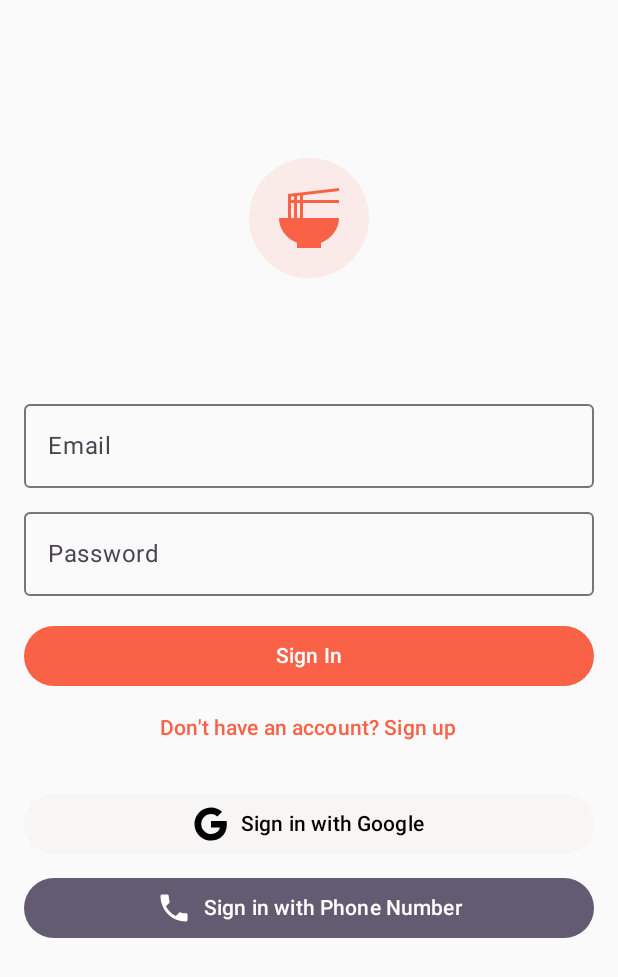
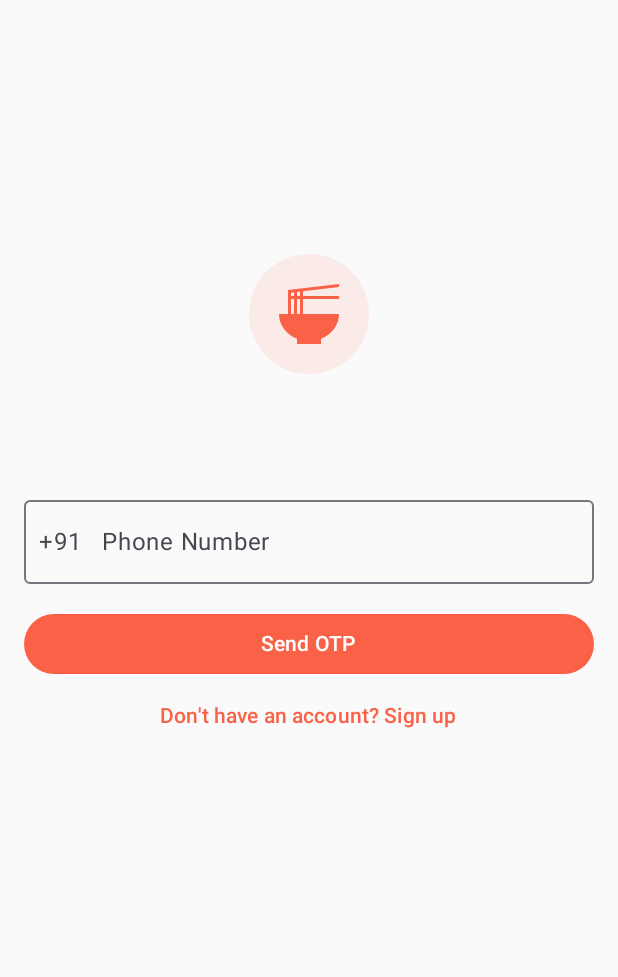
Before and after one commit to ramtechno90/Menu-app-UI, an Android app built with Jetpack Compose: the screen it shows after launch (MainActivity), after a tap on "Sign In", on a phone screen of 412 x 824 dp. Shown: the top 977 px of the screen. Run offline under Robolectric (Android 15) with nearby library versions, the phone set to English and light mode, and no system bars; our stand-ins replace Dagger/Hilt's generated code, Firebase (no records; nobody signed in at launch, a user with empty details on screens opened directly).

Commit message:
feat: Refactor to a phone-only authentication flow
This commit streamlines the authentication process by making phone/OTP the sole method for signing in and signing up.

Key changes:
- The `SignInScreen` has been refactored to only include a phone number input and a "Send OTP" button, removing all email/password and Google Sign-In UI and logic.
- The `AuthRepository` and `AuthViewModel` have been cleaned up to remove the now-unused `signIn` and `signInWithGoogle` functions.
- The separate `PhoneSignInScreen` has been deleted, and its functionality is now merged into the main `SignInScreen`.
- Navigation has been updated to remove the obsolete `PhoneSignIn` route and Google Sign-In callbacks.
- `MainActivity` has been cleaned up by removing the Google Sign-In client and related launcher code.

This simplifies the user experience and the codebase, focusing on a single, clear authentication path.

```diff
--- a/app/src/main/java/com/example/menuapp/MainActivity.kt
+++ b/app/src/main/java/com/example/menuapp/MainActivity.kt
@@ -6,8 +6,6 @@ import androidx.activity.compose.setContent
 import androidx.compose.runtime.getValue
 import androidx.compose.runtime.mutableStateOf
 import androidx.compose.runtime.collectAsState
-import androidx.activity.compose.rememberLauncherForActivityResult
-import androidx.activity.result.contract.ActivityResultContracts
 import androidx.compose.runtime.LaunchedEffect
 import androidx.compose.runtime.remember
 import androidx.compose.runtime.setValue
@@ -19,10 +17,6 @@ import com.example.menuapp.features.auth.AuthViewModel
 import com.example.menuapp.navigation.AppNavigation
 import com.example.menuapp.navigation.Screen
 import com.example.menuapp.ui.theme.MenuAppTheme
-import com.google.android.gms.auth.api.signin.GoogleSignIn
-import com.google.android.gms.auth.api.signin.GoogleSignInClient
-import com.google.android.gms.auth.api.signin.GoogleSignInOptions
-import com.google.android.gms.common.api.ApiException
 import dagger.hilt.android.AndroidEntryPoint
 import javax.inject.Inject
 
@@ -32,14 +26,6 @@ class MainActivity : ComponentActivity() {
     @Inject
     lateinit var authRepository: AuthRepository
 
-    private val googleSignInClient: GoogleSignInClient by lazy {
-        val gso = GoogleSignInOptions.Builder(GoogleSignInOptions.DEFAULT_SIGN_IN)
-            .requestIdToken(getString(R.string.default_web_client_id))
-            .requestEmail()
-            .build()
-        GoogleSignIn.getClient(this, gso)
-    }
-
     override fun onCreate(savedInstanceState: Bundle?) {
         super.onCreate(savedInstanceState)
         setContent {
@@ -47,20 +33,6 @@ class MainActivity : ComponentActivity() {
             val isAuthenticated by authRepository.isAuthenticated.collectAsState(initial = false)
             val viewModel: AuthViewModel = hiltViewModel()
             val navController = rememberNavController()
-
-            val googleSignInLauncher = rememberLauncherForActivityResult(
-                contract = ActivityResultContracts.StartActivityForResult()
-            ) { result ->
-                val task = GoogleSignIn.getSignedInAccountFromIntent(result.data)
-                try {
-                    val account = task.getResult(ApiException::class.java)
-                    if (account != null) {
-                        viewModel.signInWithGoogle(account)
-                    }
-                } catch (e: ApiException) {
-                    // Handle error
-                }
-            }
 
             LaunchedEffect(viewModel.authState) {
                 viewModel.authState.collect { state ->
@@ -75,7 +47,6 @@ class MainActivity : ComponentActivity() {
                     isDarkTheme = isDarkTheme,
                     onThemeToggle = { isDarkTheme = !isDarkTheme },
                     startDestination = if (isAuthenticated) Screen.Main.route else Screen.Welcome.route,
-                    onGoogleSignInClicked = { googleSignInLauncher.launch(googleSignInClient.signInIntent) },
                     onSendOtpClicked = { phoneNumber -> viewModel.sendOtp(phoneNumber, this) },
                     onVerifyOtpClicked = { verificationId, otp -> viewModel.verifyOtp(verificationId, otp) },
                     navController = navController
--- a/app/src/main/java/com/example/menuapp/data/auth/AuthRepository.kt
+++ b/app/src/main/java/com/example/menuapp/data/auth/AuthRepository.kt
@@ -6,8 +6,6 @@ import kotlinx.coroutines.flow.Flow
 
 interface AuthRepository {
     val isAuthenticated: Flow<Boolean>
-    suspend fun signIn(email: String, password: String): Result<Unit>
-    suspend fun signInWithGoogle(account: GoogleSignInAccount): Result<Unit>
     suspend fun sendOtp(phoneNumber: String, activity: Activity): Flow<Result<String>>
     suspend fun verifyOtp(verificationId: String, otp: String): Result<Unit>
     suspend fun createUserProfile(username: String): Result<Unit>
--- a/app/src/main/java/com/example/menuapp/features/auth/SignInScreen.kt
+++ b/app/src/main/java/com/example/menuapp/features/auth/SignInScreen.kt
@@ -1,37 +1,35 @@
 package com.example.menuapp.features.auth
 
+import android.app.Activity
 import androidx.compose.foundation.background
 import androidx.compose.foundation.layout.*
 import androidx.compose.foundation.shape.CircleShape
 import androidx.compose.material.icons.Icons
-import androidx.compose.material.icons.filled.Phone
 import androidx.compose.material.icons.filled.RamenDining
 import androidx.compose.material3.*
 import androidx.compose.runtime.*
 import androidx.compose.ui.Alignment
 import androidx.compose.ui.Modifier
 import androidx.compose.ui.draw.clip
-import androidx.compose.ui.res.painterResource
+import androidx.compose.ui.platform.LocalContext
 import androidx.compose.ui.text.style.TextAlign
 import androidx.compose.ui.unit.dp
 import androidx.compose.ui.unit.sp
 import androidx.hilt.navigation.compose.hiltViewModel
-import com.example.menuapp.R
 import com.example.menuapp.features.welcome.WelcomeViewModel
 
 @Composable
 fun SignInScreen(
     onSignInSuccess: () -> Unit,
     onNavigateToSignUp: () -> Unit,
-    onGoogleSignInClicked: () -> Unit,
-    onNavigateToPhoneSignIn: () -> Unit,
+    onSendOtpClicked: (String) -> Unit,
     authViewModel: AuthViewModel = hiltViewModel(),
     welcomeViewModel: WelcomeViewModel = hiltViewModel()
 ) {
-    var email by remember { mutableStateOf("") }
-    var password by remember { mutableStateOf("") }
+    var phoneNumber by remember { mutableStateOf("") }
     val authState by authViewModel.authState.collectAsState()
     val restaurantName by welcomeViewModel.restaurantName.collectAsState()
+    val context = LocalContext.current
 
     LaunchedEffect(authState) {
         if (authState is AuthState.Success) {
@@ -76,33 +74,27 @@ fun SignInScreen(
         Spacer(modifier = Modifier.height(32.dp))
 
         OutlinedTextField(
-            value = email,
-            onValueChange = { email = it },
-            label = { Text("Email") },
-            modifier = Modifier.fillMaxWidth()
-        )
-        Spacer(modifier = Modifier.height(8.dp))
-        OutlinedTextField(
-            value = password,
-            onValueChange = { password = it },
-            label = { Text("Password") },
-            modifier = Modifier.fillMaxWidth()
+            value = phoneNumber,
+            onValueChange = { phoneNumber = it },
+            label = { Text("Phone Number") },
+            modifier = Modifier.fillMaxWidth(),
+            leadingIcon = { Text("+91") }
         )
         Spacer(modifier = Modifier.height(16.dp))
         Button(
-            onClick = { authViewModel.signIn(email, password) },
+            onClick = {
+                if (context is Activity) {
+                    onSendOtpClicked("+91$phoneNumber")
+                }
+            },
             modifier = Modifier.fillMaxWidth(),
             enabled = authState !is AuthState.Loading
         ) {
-            Text("Sign In")
+            Text("Send OTP")
         }
         TextButton(onClick = onNavigateToSignUp) {
             Text("Don't have an account? Sign up")
         }
-        Spacer(modifier = Modifier.height(16.dp))
-        GoogleSignInButton(onClick = onGoogleSignInClicked)
-        Spacer(modifier = Modifier.height(8.dp))
-        PhoneNumberSignInButton(onClick = onNavigateToPhoneSignIn)
 
         when (val state = authState) {
             is AuthState.Loading -> CircularProgressIndicator()
@@ -115,43 +107,3 @@ fun SignInScreen(
         Spacer(modifier = Modifier.weight(1f))
     }
 }
-
-@Composable
-fun GoogleSignInButton(onClick: () -> Unit) {
-    Button(
-        onClick = onClick,
-        modifier = Modifier.fillMaxWidth(),
-        colors = ButtonDefaults.buttonColors(
-            containerColor = MaterialTheme.colorScheme.surface,
-            contentColor = MaterialTheme.colorScheme.onSurface
-        )
-    ) {
-        Icon(
-            painter = painterResource(id = R.drawable.ic_google),
-            contentDescription = "Google sign-in",
-            modifier = Modifier.size(24.dp)
-        )
-        Spacer(modifier = Modifier.width(8.dp))
-        Text("Sign in with Google")
-    }
-}
-
-@Composable
-fun PhoneNumberSignInButton(onClick: () -> Unit) {
-    Button(
-        onClick = onClick,
-        modifier = Modifier.fillMaxWidth(),
-        colors = ButtonDefaults.buttonColors(
-            containerColor = MaterialTheme.colorScheme.secondary,
-            contentColor = MaterialTheme.colorScheme.onSecondary
-        )
-    ) {
-        Icon(
-            imageVector = Icons.Default.Phone,
-            contentDescription = "Phone sign-in",
-            modifier = Modifier.size(24.dp)
-        )
-        Spacer(modifier = Modifier.width(8.dp))
-        Text("Sign in with Phone Number")
-    }
-}
--- a/app/src/main/java/com/example/menuapp/navigation/AppNavigation.kt
+++ b/app/src/main/java/com/example/menuapp/navigation/AppNavigation.kt
@@ -13,7 +13,6 @@ import com.example.menuapp.features.ordertracking.OrderTrackingScreen
 import java.net.URLDecoder
 import androidx.navigation.NavHostController
 import com.example.menuapp.features.auth.OtpVerificationScreen
-import com.example.menuapp.features.auth.PhoneSignInScreen
 import com.example.menuapp.features.auth.SignInScreen
 import com.example.menuapp.features.auth.SignUpScreen
 import com.example.menuapp.features.map.MapScreen
@@ -24,7 +23,6 @@ fun AppNavigation(
     isDarkTheme: Boolean,
     onThemeToggle: () -> Unit,
     startDestination: String,
-    onGoogleSignInClicked: () -> Unit,
     onSendOtpClicked: (String) -> Unit,
     onVerifyOtpClicked: (String, String) -> Unit,
     navController: NavHostController
@@ -38,8 +36,7 @@ fun AppNavigation(
                     }
                 },
                 onNavigateToSignUp = { navController.navigate(Screen.SignUp.route) },
-                onGoogleSignInClicked = onGoogleSignInClicked,
-                onNavigateToPhoneSignIn = { navController.navigate(Screen.PhoneSignIn.route) }
+                onSendOtpClicked = onSendOtpClicked
             )
         }
         composable(Screen.SignUp.route) {
@@ -51,9 +48,6 @@ fun AppNavigation(
                 },
                 onNavigateToSignIn = { navController.popBackStack() }
             )
-        }
-        composable(Screen.PhoneSignIn.route) {
-            PhoneSignInScreen(onSendOtpClicked = onSendOtpClicked)
         }
         composable(Screen.OtpVerification.route) { backStackEntry ->
             val verificationId = backStackEntry.arguments?.getString("verificationId")
--- a/app/src/main/java/com/example/menuapp/navigation/Screen.kt
+++ b/app/src/main/java/com/example/menuapp/navigation/Screen.kt
@@ -4,7 +4,6 @@ sealed class Screen(val route: String) {
     object Welcome : Screen("welcome")
     object SignIn : Screen("sign_in")
     object SignUp : Screen("sign_up")
-    object PhoneSignIn : Screen("phone_sign_in")
     object OtpVerification : Screen("otp_verification/{verificationId}") {
         fun createRoute(verificationId: String) = "otp_verification/$verificationId"
     }
```
Also changed, not shown: app/src/main/java/com/example/menuapp/data/auth/AuthRepositoryImpl.kt (+0 -28 lines), app/src/main/java/com/example/menuapp/features/auth/AuthViewModel.kt (+0 -22 lines), app/src/main/java/com/example/menuapp/features/auth/PhoneSignInScreen.kt (deleted, +0 -91 lines).
